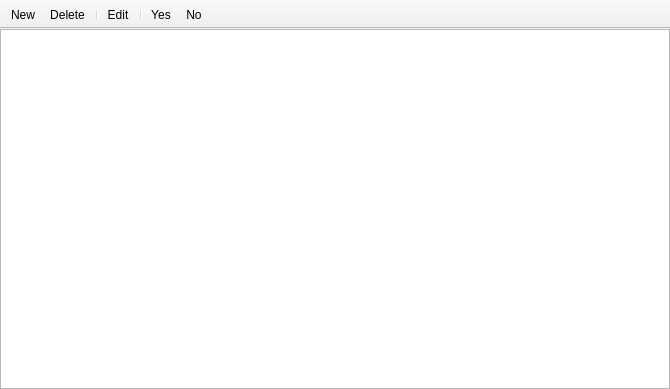
The window that view/ViewWindow.ui (AnyaIliyina/geo) describes before a commit, drawn with Qt 5.
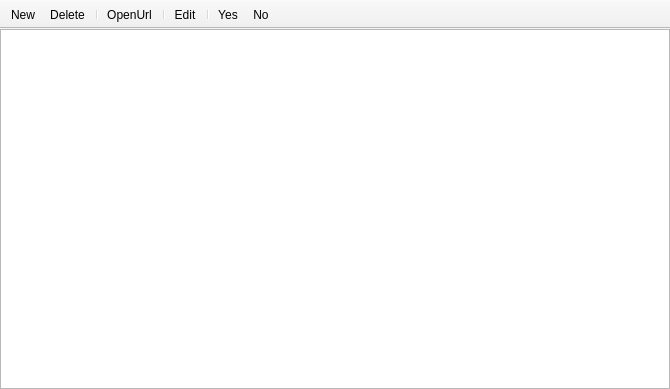
The same window after the commit. Icons and pictures are not drawn.

Patch:
```diff
--- a/view/ViewWindow.ui
+++ b/view/ViewWindow.ui
@@ -66,6 +66,8 @@
    <addaction name="action_New"/>
    <addaction name="action_Delete"/>
    <addaction name="separator"/>
+   <addaction name="action_OpenUrl"/>
+   <addaction name="separator"/>
    <addaction name="action_Edit"/>
    <addaction name="separator"/>
    <addaction name="action_Yes"/>
@@ -116,6 +118,15 @@
     <string>&amp;No</string>
    </property>
   </action>
+  <action name="action_OpenUrl">
+   <property name="icon">
+    <iconset resource="icons/ViewWindowRes.qrc">
+     <normaloff>:/play.png</normaloff>:/play.png</iconset>
+   </property>
+   <property name="text">
+    <string>&amp;OpenUrl</string>
+   </property>
+  </action>
  </widget>
  <resources>
   <include location="icons/ViewWindowRes.qrc"/>
```
